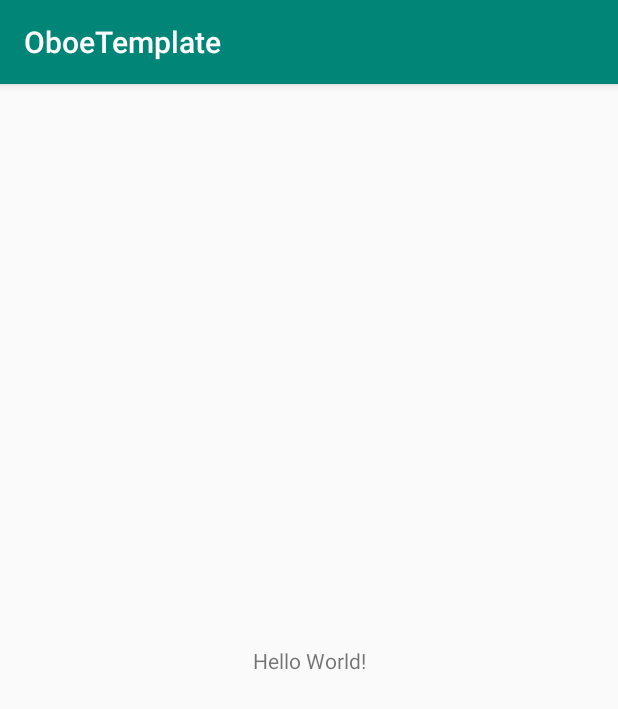
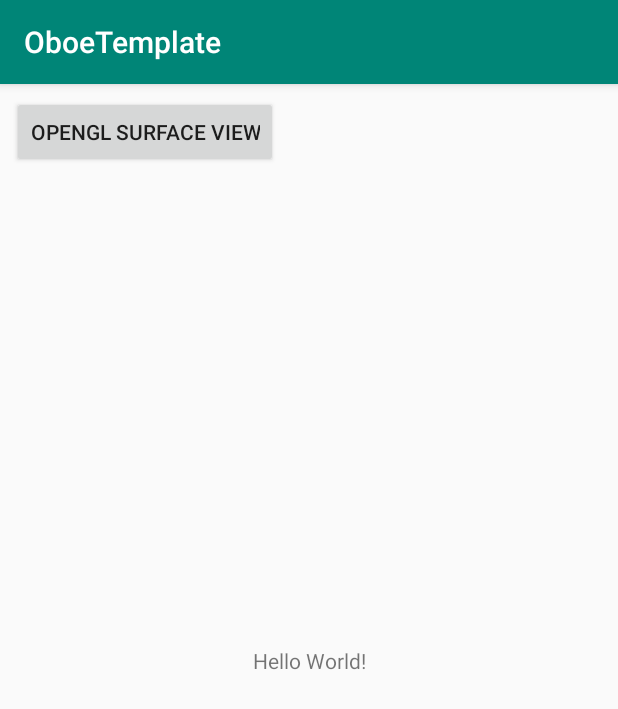
Before and after one commit to 0x4e84/AudioSandBox, an Android app: the screen it shows after launch (MainActivity), on a phone screen of 412 x 824 dp. Shown: the top 709 px of the screen. Run offline under Robolectric (Android 15) with nearby library versions, the phone set to English and light mode, and no system bars; 2 statements that could not run were skipped.

Commit message:
Adding activity with OpenGL Surface View, where every touch generates a call to a C++ method.

```diff
--- a/OboeTemplate/app/build.gradle
+++ b/OboeTemplate/app/build.gradle
@@ -1,10 +1,10 @@
 apply plugin: 'com.android.application'
 
 android {
-    compileSdkVersion    rootProject.ext.compile_sdk_version
+    compileSdkVersion rootProject.ext.compile_sdk_version
 
     defaultConfig {
-        minSdkVersion    rootProject.ext.min_sdk_version
+        minSdkVersion rootProject.ext.min_sdk_version
         targetSdkVersion rootProject.ext.target_sdk_version
         applicationId "com.gmail.meeyeer.viinceent.oboetemplate"
         versionCode 1
--- a/OboeTemplate/app/src/main/java/com/gmail/meeyeer/viinceent/oboetemplate/MainActivity.java
+++ b/OboeTemplate/app/src/main/java/com/gmail/meeyeer/viinceent/oboetemplate/MainActivity.java
@@ -1,10 +1,15 @@
 package com.gmail.meeyeer.viinceent.oboetemplate;
 
+import android.content.Intent;
 import android.support.v7.app.AppCompatActivity;
 import android.os.Bundle;
+import android.view.View;
+import android.widget.Button;
 import android.widget.TextView;
 
-public class MainActivity extends AppCompatActivity {
+public class MainActivity extends AppCompatActivity implements View.OnClickListener {
+
+    TextView tv;
 
     // Used to load the 'native-lib' library on application startup.
     static {
@@ -16,8 +21,16 @@ public class MainActivity extends AppCompatActivity {
         super.onCreate(savedInstanceState);
         setContentView(R.layout.activity_main);
 
+        Button openGLButton = findViewById(R.id.button_opengl);
+        openGLButton.setOnClickListener(this);
+
         // Example of a call to a native method
-        TextView tv = findViewById(R.id.sample_text);
+        tv = findViewById(R.id.sample_text);
+    }
+
+    @Override
+    protected void onResume() {
+        super.onResume();
         tv.setText(stringFromJNI());
     }
 
@@ -26,4 +39,13 @@ public class MainActivity extends AppCompatActivity {
      * which is packaged with this application.
      */
     public native String stringFromJNI();
+
+    @Override
+    public void onClick(View view) {
+        switch (view.getId()) {
+            case R.id.button_opengl:
+                startActivity(new Intent(this, OpenGLTouchActivity.class));
+                break;
+        }
+    }
 }
--- a/OboeTemplate/app/src/main/res/layout/activity_main.xml
+++ b/OboeTemplate/app/src/main/res/layout/activity_main.xml
@@ -16,4 +16,14 @@
         app:layout_constraintRight_toRightOf="parent"
         app:layout_constraintTop_toTopOf="parent" />
 
+    <Button
+        android:id="@+id/button_opengl"
+        android:layout_width="wrap_content"
+        android:layout_height="wrap_content"
+        android:layout_marginStart="8dp"
+        android:layout_marginTop="8dp"
+        android:text="@string/opengl_surface_view"
+        app:layout_constraintStart_toStartOf="parent"
+        app:layout_constraintTop_toTopOf="parent" />
+
 </android.support.constraint.ConstraintLayout>
--- a/OboeTemplate/app/src/main/res/values/strings.xml
+++ b/OboeTemplate/app/src/main/res/values/strings.xml
@@ -1,3 +1,4 @@
 <resources>
     <string name="app_name">OboeTemplate</string>
+    <string name="opengl_surface_view">OpenGL Surface View</string>
 </resources>
```
Also changed, not shown: OboeTemplate/app/src/main/AndroidManifest.xml (+8 -3 lines), OboeTemplate/app/src/main/java/com/gmail/meeyeer/viinceent/oboetemplate/OpenGLSurfaceView.java (added, +48 -0 lines), OboeTemplate/app/src/main/java/com/gmail/meeyeer/viinceent/oboetemplate/OpenGLTouchActivity.java (added, +13 -0 lines), OboeTemplate/app/src/main/java/com/gmail/meeyeer/viinceent/oboetemplate/RendererWrapper.java (added, +43 -0 lines), OboeTemplate/app/src/main/res/layout/activity_opengl_touch.xml (added, +25 -0 lines), 1 other file.
